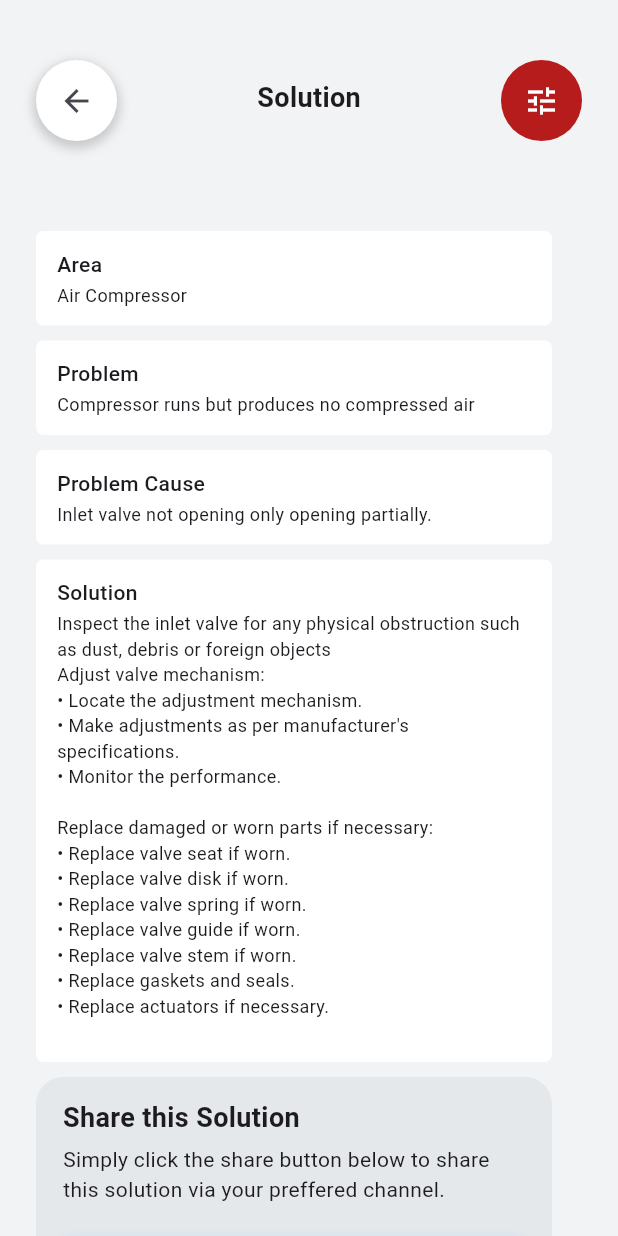
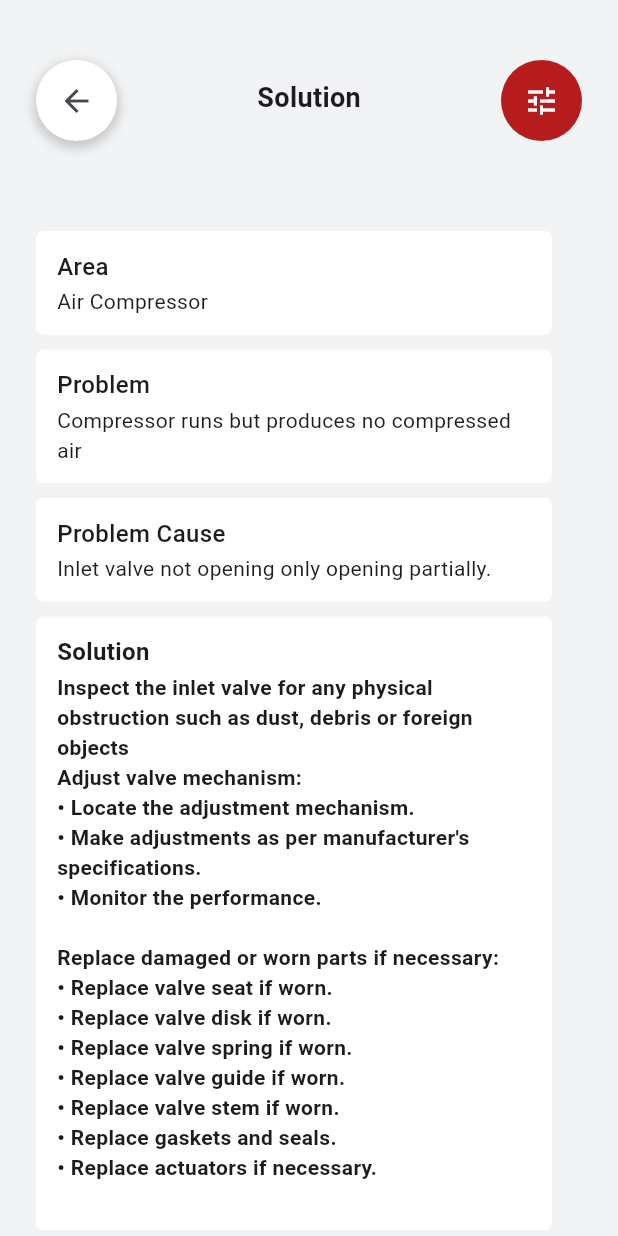
Before and after one commit to zeeshanhaider5121472/haiderWebApp, a Flutter app: the SolutionScreenVU screen opened directly, on a phone screen of 412 x 824 dp. Run offline on Flutter 3.47's test engine with Material 3 defaults, Android fonts, the phone set to English and light mode, and no system bars; our stand-ins replace get, go_router, share_plus, stacked; project files that could hold a hidden picture were left out.

Commit message:
routing fixed

```diff
--- a/lib/booster_compressor_screens/problem_booster_compressor_screen_vu.dart
+++ b/lib/booster_compressor_screens/problem_booster_compressor_screen_vu.dart
@@ -64,6 +64,11 @@ class ProblemBoosterCompressorScreenVU
               ),
               HeaderButtons(
                 widgetScaffoldkey: scaffoldKey,
+                routeName: MyAppRouteConstants.bcQuestionRouteName,
+                params: {
+                  'area': area,
+                  'index1': index1.toString(),
+                },
               ),
             ],
           ),
--- a/lib/reusable_widgets/header_button.dart
+++ b/lib/reusable_widgets/header_button.dart
@@ -1,12 +1,17 @@
 import 'package:flutter/material.dart';
+import 'package:go_router/go_router.dart';
 
 class HeaderButtons extends StatelessWidget {
   final bool onBack;
   final GlobalKey<ScaffoldState> widgetScaffoldkey;
+  final String? routeName;
+  final Map<String, String>? params;
   const HeaderButtons({
     super.key,
     this.onBack = true,
     required this.widgetScaffoldkey,
+    this.routeName,
+    this.params,
   });
 
   @override
@@ -36,7 +41,12 @@ class HeaderButtons extends StatelessWidget {
                 ),
                 child: IconButton(
                     onPressed: () {
-                      Navigator.pop(context);
+                      routeName != null
+                          ? GoRouter.of(context).pushNamed(
+                              routeName!,
+                              params: params ?? {},
+                            )
+                          : Navigator.pop(context);
                     },
                     icon: const Icon(Icons.arrow_back)))
             : const Text(""),
--- a/lib/solution_screen/solution_screen_vu.dart
+++ b/lib/solution_screen/solution_screen_vu.dart
@@ -6,6 +6,7 @@ import '../htu_vu.dart';
 import '../reusable_widgets/header_button.dart';
 import '../reusable_widgets/header_vu.dart';
 import '../reusable_widgets/sidemenu/sidemenu_vu.dart';
+import '../routing/app_route_consts.dart';
 import 'solution_screen_vm.dart';
 
 class SolutionScreenVU extends StackedView<SolutionScreenVM> {
@@ -458,6 +459,13 @@ class SolutionScreenVU extends StackedView<SolutionScreenVM> {
           ),
           HeaderButtons(
             widgetScaffoldkey: _scaffoldKey,
+            routeName: MyAppRouteConstants.problemRouteName,
+            params: {
+              'area': area,
+              'index1': index1.toString(),
+              'index2': index2.toString(),
+              'problem': problem
+            },
           )
         ],
       ),
@@ -635,7 +643,7 @@ class _GenericLVBContainer extends StatelessWidget {
         children: [
           Text(
               textAlign: TextAlign.left,
-              style: const TextStyle(fontSize: 14, fontWeight: FontWeight.w500),
+              style: const TextStyle(fontSize: 16, fontWeight: FontWeight.bold),
               title),
           const SizedBox(
             height: 2,
@@ -665,8 +673,8 @@ class _GenericLVBContainer extends StatelessWidget {
                                 .title ??
                             "",
                         style: const TextStyle(
-                          fontSize: 12,
-                          fontWeight: FontWeight.w400,
+                          fontSize: 14,
+                          fontWeight: FontWeight.bold,
                         )),
                   ),
                 ],
@@ -704,7 +712,7 @@ class _GenericSolutionContainer extends StatelessWidget {
         children: [
           Text(
               textAlign: TextAlign.left,
-              style: const TextStyle(fontSize: 14, fontWeight: FontWeight.w500),
+              style: const TextStyle(fontSize: 16, fontWeight: FontWeight.w500),
               title),
           const SizedBox(
             height: 2,
@@ -716,7 +724,7 @@ class _GenericSolutionContainer extends StatelessWidget {
               overflow: TextOverflow.ellipsis,
               data,
               style: const TextStyle(
-                fontSize: 12,
+                fontSize: 14,
                 fontWeight: FontWeight.w400,
               ))
         ],
```
Also changed, not shown: lib/booster_compressor_screens/problemcause_booster_compressor_screen_vu.dart (+7 -0 lines), lib/booster_compressor_screens/question_booster_compressor_vu.dart (+5 -2 lines), lib/booster_compressor_screens/solution_booster_compressor_screen_vu.dart (+12 -0 lines), lib/problem_screen/problem_screen_vu.dart (+21 -12 lines), lib/question_screen/question_screen_vu.dart (+9 -6 lines).
